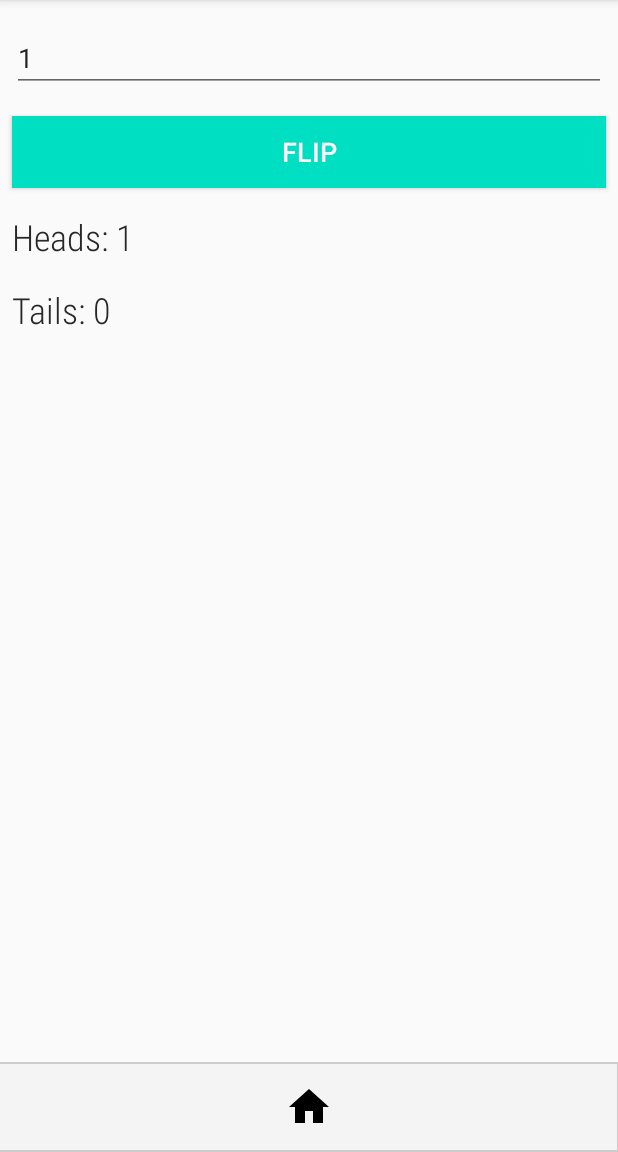
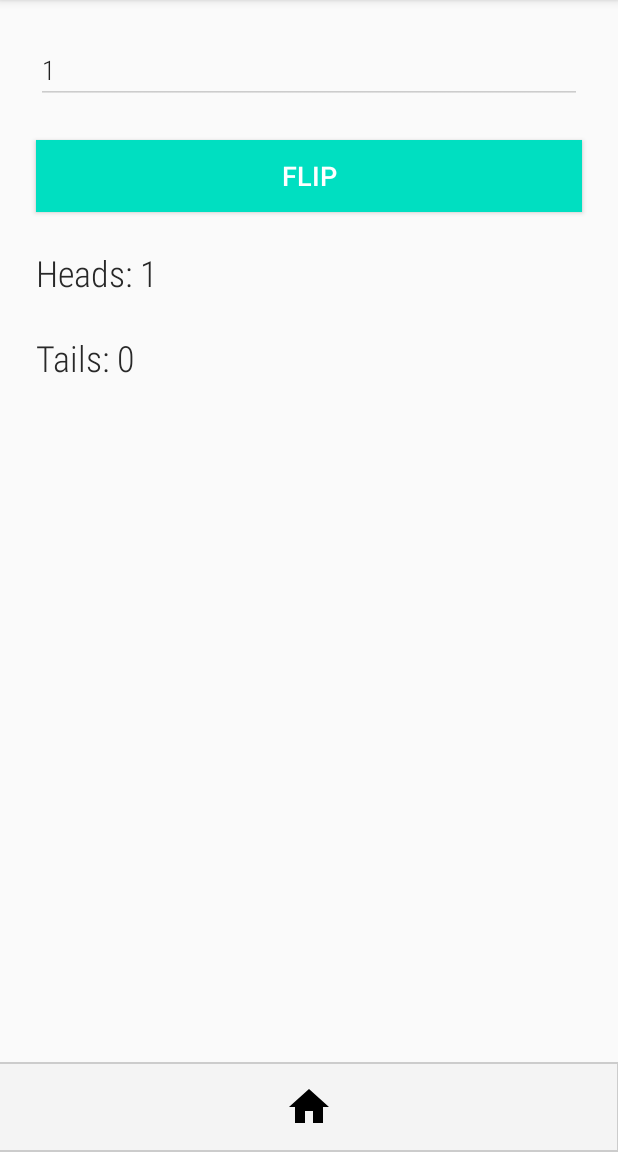
Before and after one commit to tarkowr/Utility-App, an Android app: the fragment CoinFlipFragment placed in its activity, after a tap on "FLIP", on a phone screen of 412 x 824 dp, the part 84-1236 px from its top. Run offline under Robolectric (Android 15) with nearby library versions, the phone set to English and light mode, and no system bars; 3 statements that could not run were skipped.

Commit message:
Coin flip app v2

```diff
--- a/app/src/main/java/com/example/utility/apps/CoinFlipFragment.java
+++ b/app/src/main/java/com/example/utility/apps/CoinFlipFragment.java
@@ -17,18 +17,24 @@ import androidx.fragment.app.Fragment;
 import com.example.utility.R;
 import com.example.utility.helpers.JavaUtils;
 
+import java.text.DecimalFormat;
 import java.util.Random;
 
 public class CoinFlipFragment extends Fragment {
-    private Random rand;
-    private long totalHeads;
-    private long totalTails;
     private ProgressBar progressBar;
     private EditText editNumOfFlips;
     private TextView txtHeads;
     private TextView txtTails;
+    private TextView txtStatus;
+    private Button flipBtn;
+
+    private Random rand;
+    private long totalHeads;
+    private long totalTails;
     private long numOfFlips;
+
     private final String DEFAULT_FLIPS = "1";
+    private final long MAX_FLIPS = 100000000;
 
     @Override
     public void onCreate(Bundle savedInstanceState) {
@@ -53,23 +59,28 @@ public class CoinFlipFragment extends Fragment {
 
         txtHeads = view.findViewById(R.id.txtHeads);
         txtTails = view.findViewById(R.id.txtTails);
+        txtStatus = view.findViewById(R.id.txtStatus);
 
-        Button submit = view.findViewById(R.id.btnFlip);
-        submit.setOnClickListener(flip);
+        flipBtn = view.findViewById(R.id.btnFlip);
+        flipBtn.setOnClickListener(flip);
 
         return view;
     }
 
     View.OnClickListener flip = new View.OnClickListener() {
         public void onClick(View view) {
-            view = getView();
+            setFlipResults(null, null);
+            txtStatus.setText(null);
 
-            txtHeads.setText(null);
-            txtTails.setText(null);
+            numOfFlips = JavaUtils.LongTryParse(editNumOfFlips.getText().toString());
+
+            if(numOfFlips > MAX_FLIPS){
+                txtStatus.setText(R.string.app_coin_flip_error_max);
+                return;
+            }
 
             progressBar.setVisibility(View.VISIBLE);
-            view.findViewById(R.id.btnFlip).setEnabled(false);
-            numOfFlips = JavaUtils.LongTryParse(editNumOfFlips.getText().toString());
+            flipBtn.setEnabled(false);
 
             new FlipCoinsAsync().execute();
         }
@@ -79,7 +90,7 @@ public class CoinFlipFragment extends Fragment {
         return rand.nextBoolean() ? CoinState.Heads : CoinState.Tails;
     }
 
-    private void handleFlipCoins(){
+    private void flipCoins(){
         for(int i=0; i < numOfFlips; i++){
             if(flipCoin().equals(CoinState.Heads)){
                 totalHeads++;
@@ -90,16 +101,24 @@ public class CoinFlipFragment extends Fragment {
         }
     }
 
-    private void updateUIResults(){
+    private void setFlipResults(String headStr, String tailStr){
+        txtHeads.setText(headStr);
+        txtTails.setText(tailStr);
+    }
+
+    private void onFlipComplete(){
         getActivity().runOnUiThread(new Runnable() {
 
             @Override
             public void run() {
-                View view = getView();
-                view.findViewById(R.id.btnFlip).setEnabled(true);
-                txtHeads.setText("Heads: " + totalHeads);
-                txtTails.setText("Tails: " + totalTails);
+                DecimalFormat formatter = new DecimalFormat("###,###");
+
+                flipBtn.setEnabled(true);
+                setFlipResults("Heads: " + formatter.format(totalHeads), "Tails: " + formatter.format(totalTails));
                 progressBar.setVisibility(View.INVISIBLE);
+
+                totalHeads = 0;
+                totalTails = 0;
             }
         });
     }
@@ -116,7 +135,7 @@ public class CoinFlipFragment extends Fragment {
 
         @Override
         protected String doInBackground(String... args) {
-            handleFlipCoins();
+            flipCoins();
             return null;
         }
 
@@ -125,9 +144,7 @@ public class CoinFlipFragment extends Fragment {
 
         @Override
         protected void onPostExecute(String status) {
-            updateUIResults();
-            totalHeads = 0;
-            totalTails = 0;
+            onFlipComplete();
         }
     }
 }
--- a/app/src/main/res/layout/fragment_coinflip_app.xml
+++ b/app/src/main/res/layout/fragment_coinflip_app.xml
@@ -8,20 +8,23 @@
         android:id="@+id/editTextNumFlips"
         android:layout_width="match_parent"
         android:layout_height="wrap_content"
-        android:layout_marginLeft="8dp"
-        android:layout_marginTop="16dp"
-        android:layout_marginRight="8dp"
+        android:layout_marginLeft="24dp"
+        android:layout_marginTop="24dp"
+        android:layout_marginRight="24dp"
+        android:backgroundTint="@color/colorGray"
         android:ems="10"
+        android:fontFamily="sans-serif-condensed-light"
         android:hint="@string/app_coin_flip_num_flip_hint"
-        android:inputType="number" />
+        android:inputType="number"
+        android:textSize="18sp" />
 
     <Button
         android:id="@+id/btnFlip"
         android:layout_width="match_parent"
         android:layout_height="wrap_content"
-        android:layout_marginLeft="8dp"
-        android:layout_marginTop="16dp"
-        android:layout_marginRight="8dp"
+        android:layout_marginLeft="24dp"
+        android:layout_marginTop="24dp"
+        android:layout_marginRight="24dp"
         android:background="@color/colorPrimary"
         android:text="@string/app_coin_flip_flip"
         android:textColor="@android:color/white"
@@ -31,9 +34,9 @@
         android:id="@+id/txtHeads"
         android:layout_width="match_parent"
         android:layout_height="wrap_content"
-        android:layout_marginLeft="8dp"
-        android:layout_marginTop="16dp"
-        android:layout_marginRight="8dp"
+        android:layout_marginLeft="24dp"
+        android:layout_marginTop="24dp"
+        android:layout_marginRight="24dp"
         android:fontFamily="sans-serif-condensed-light"
         android:textColor="@color/colorPrimaryDark"
         android:textSize="24sp" />
@@ -42,20 +45,32 @@
         android:id="@+id/txtTails"
         android:layout_width="match_parent"
         android:layout_height="wrap_content"
-        android:layout_marginLeft="8dp"
-        android:layout_marginTop="16dp"
-        android:layout_marginRight="8dp"
+        android:layout_marginLeft="24dp"
+        android:layout_marginTop="24dp"
+        android:layout_marginRight="24dp"
         android:fontFamily="sans-serif-condensed-light"
         android:textColor="@color/colorPrimaryDark"
         android:textSize="24sp" />
+
+    <TextView
+        android:id="@+id/txtStatus"
+        android:layout_width="match_parent"
+        android:layout_height="wrap_content"
+        android:layout_marginLeft="24dp"
+        android:layout_marginTop="24dp"
+        android:layout_marginRight="24dp"
+        android:fontFamily="sans-serif-condensed-light"
+        android:gravity="center_horizontal"
+        android:textColor="@color/colorAccent"
+        android:textSize="18sp" />
 
     <ProgressBar
         android:id="@+id/progressBarFlip"
         android:layout_width="60dp"
         android:layout_height="60dp"
         android:layout_gravity="center_horizontal"
-        android:layout_marginTop="36dp"
-        android:progressDrawable="@color/colorPrimary"
-        android:progressTint="@color/colorPrimary"
-        android:visibility="visible"/>
+        android:layout_marginTop="8dp"
+        android:indeterminateTint="@color/colorPrimary"
+        android:visibility="visible" />
+
 </LinearLayout>
--- a/app/src/main/res/values/strings.xml
+++ b/app/src/main/res/values/strings.xml
@@ -35,9 +35,10 @@
     <string name="app_currency_exchange_quote_text">Quote</string>
 
     <!--Coin Flip App-->
-    <string name="app_coin_flip">Flip Coin</string>
+    <string name="app_coin_flip">Coin Flip</string>
     <string name="app_coin_flip_num_flip_hint">Number of Flips</string>
     <string name="app_coin_flip_flip">Flip</string>
+    <string name="app_coin_flip_error_max">Error: Value exceeds maximum number of flips!</string>
 
     <!--Task Manager App-->
     <string name="app_task_manager">Task Manager</string>
```
Also changed, not shown: app/src/main/ic_flip_coin-web.png, app/src/main/res/mipmap-hdpi/ic_flip_coin.png, app/src/main/res/mipmap-hdpi/ic_flip_coin_foreground.png, app/src/main/res/mipmap-hdpi/ic_flip_coin_round.png, app/src/main/res/mipmap-mdpi/ic_flip_coin.png, app/src/main/res/mipmap-mdpi/ic_flip_coin_foreground.png, app/src/main/res/mipmap-mdpi/ic_flip_coin_round.png, app/src/main/res/mipmap-xhdpi/ic_flip_coin.png, app/src/main/res/mipmap-xhdpi/ic_flip_coin_foreground.png, app/src/main/res/mipmap-xhdpi/ic_flip_coin_round.png, app/src/main/res/mipmap-xxhdpi/flip_coin_icon.PNG, app/src/main/res/mipmap-xxhdpi/ic_flip_coin.png, app/src/main/res/mipmap-xxhdpi/ic_flip_coin_foreground.png, app/src/main/res/mipmap-xxhdpi/ic_flip_coin_round.png, 3 more files.
